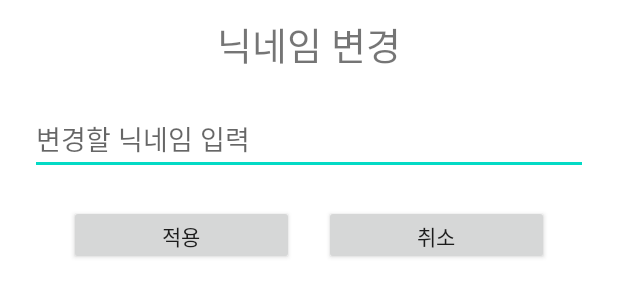
After one commit to MinhoiKoo/RecipeApp, an Android app: the layout nicknamechange_dialog.xml on its own in the app's theme, with its tools: preview values and no code run, on a phone screen of 412 x 824 dp. The commit adds this screen. Shown: the top 300 px of the screen. Run offline under Robolectric (Android 15) with nearby library versions, the light colour scheme and no system bars.

Commit message:
[Feat] 사용자 닉네임 수정 기능 구현

```diff
--- /dev/null
+++ b/app/src/main/res/layout/nicknamechange_dialog.xml
@@ -0,0 +1,49 @@
+<?xml version="1.0" encoding="utf-8"?>
+<layout
+    xmlns:android="http://schemas.android.com/apk/res/android"
+    xmlns:app="http://schemas.android.com/apk/res-auto">
+
+    <LinearLayout
+        android:layout_width="match_parent"
+        android:layout_height="match_parent"
+        android:orientation="vertical">
+
+        <TextView
+            android:layout_width="match_parent"
+            android:layout_height="wrap_content"
+            android:gravity="center"
+            android:layout_marginTop="10dp"
+            android:text="닉네임 변경"
+            android:textSize="25dp" />
+
+
+        <EditText
+            android:id="@+id/inputChangeNickname"
+            android:layout_width="match_parent"
+            android:layout_height="wrap_content"
+            android:hint="변경할 닉네임 입력"
+            android:layout_margin="20dp"/>
+
+        <LinearLayout
+            android:layout_width="wrap_content"
+            android:layout_height="wrap_content"
+            android:orientation="horizontal"
+            android:layout_gravity="center">
+
+            <androidx.appcompat.widget.AppCompatButton
+                android:id="@+id/nicknameChangeApply"
+                android:layout_width="150dp"
+                android:layout_height="40dp"
+                android:layout_marginEnd="20dp"
+                android:text="적용"/>
+
+            <androidx.appcompat.widget.AppCompatButton
+                android:id="@+id/nicknameChangeCancel"
+                android:layout_width="150dp"
+                android:layout_height="40dp"
+                android:text="취소"/>
+
+        </LinearLayout>
+
+    </LinearLayout>
+</layout>
```
Also changed, not shown: app/src/main/java/com/minhoi/recipeapp/MypageFragment.kt (+23 -2 lines), app/src/main/java/com/minhoi/recipeapp/MypageViewModel.kt (+15 -4 lines), app/src/main/java/com/minhoi/recipeapp/NicknameChangeDialog.kt (added, +46 -0 lines), app/src/main/res/layout/fragment_mypage.xml (+42 -3 lines).
